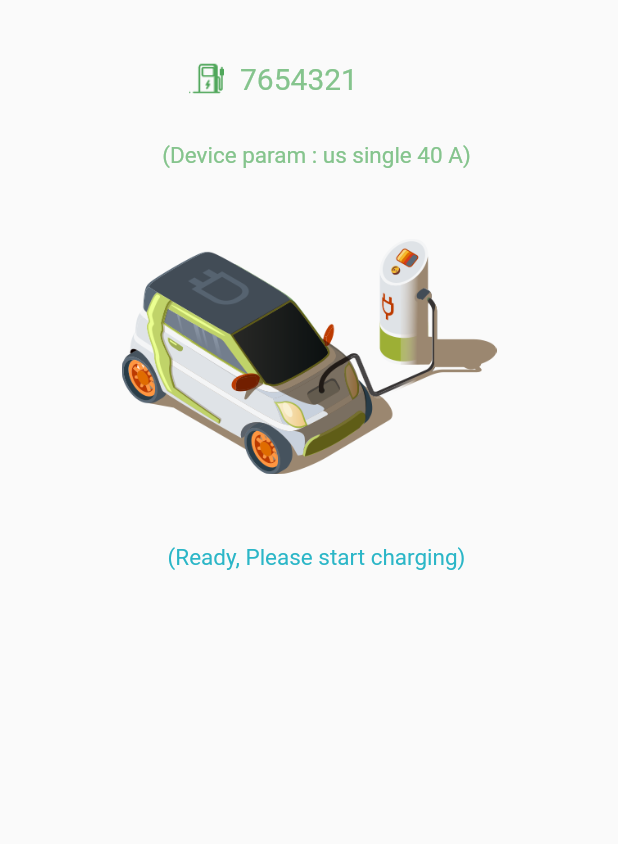
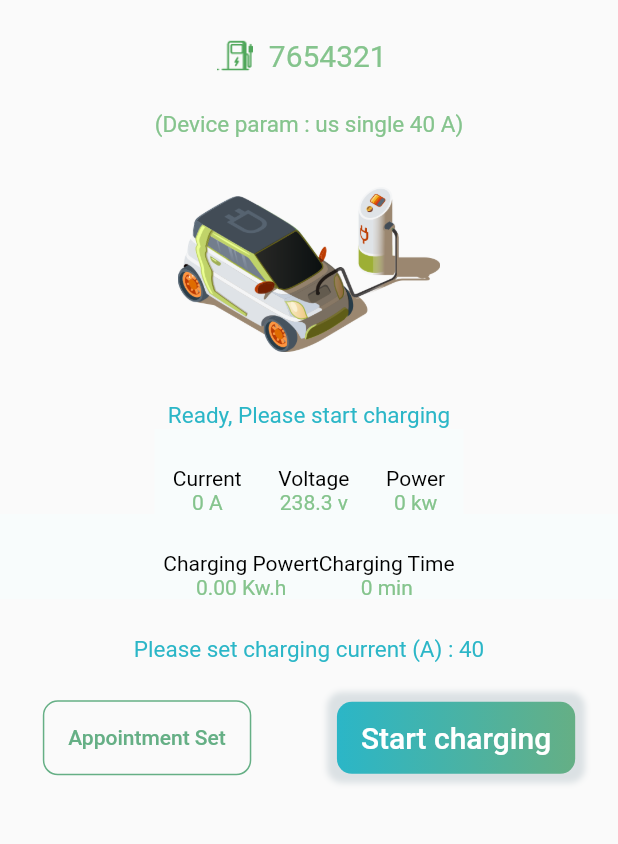
Before and after one commit to RitaFattoum99/Energy, a Flutter app: the Page4 screen opened directly, on a phone screen of 412 x 824 dp, the part 192-1036 px from its top. Run offline on Flutter 3.47's test engine with Material 2 defaults, Android fonts, the phone set to English and light mode, and no system bars; our stand-ins replace get.

Commit message:
page4: before charging

```diff
--- a/energyproject/lib/view/page4.dart
+++ b/energyproject/lib/view/page4.dart
@@ -55,8 +55,8 @@ class Page4 extends StatelessWidget {
         ),
         Padding(
           padding: EdgeInsets.only(
-            top: 40,
-            left: 125,
+            top: size.height * 0.03,
+            left: size.width * 0.35,
           ),
           child: Row(
             children: [
@@ -77,32 +77,172 @@ class Page4 extends StatelessWidget {
             ],
           ),
         ),
-        SizedBox(
-          width: 40,
-          height: 30,
-        ),
         Padding(
-          padding: EdgeInsets.only(left: 10),
+          padding: EdgeInsets.only(
+            top: size.height * 0.03,
+          ),
           child: Text(
             '(Device param : us single 40 A)',
             style: TextStyle(color: Color(0xff85C48D), fontSize: 15),
           ),
         ),
         SizedBox(
-          width: 250,
-          height: 250,
+          width: 175,
+          height: 175,
           child: Image.asset(
             'images/startcharging.png',
             scale: 0.9,
           ),
         ),
         Padding(
-          padding: EdgeInsets.only(left: 10),
+          padding: EdgeInsets.only(
+            top: size.height * 0.001,
+          ),
           child: Text(
-            '(Ready, Please start charging)',
+            'Ready, Please start charging',
             style: TextStyle(color: Color(0xff2BB6C7), fontSize: 15),
           ),
         ),
+        Container(
+          width: size.width * 0.5,
+          color: Color(0xffF8FCFC),
+          child: Padding(
+            padding: EdgeInsets.only(
+              top: size.height * 0.03,
+            ),
+            child: Row(
+                mainAxisAlignment: MainAxisAlignment.spaceAround,
+                children: [
+                  Column(
+                    // crossAxisAlignment: CrossAxisAlignment.center,
+                    children: [
+                      Text(
+                        "Current",
+                        style: TextStyle(color: Colors.black),
+                      ),
+                      Text(
+                        "0 A",
+                        style: TextStyle(color: Color(0xff85C48D)),
+                      ),
+                    ],
+                  ),
+                  Column(
+                    // crossAxisAlignment: CrossAxisAlignment.center,
+                    children: [
+                      Text(
+                        "Voltage",
+                        style: TextStyle(color: Colors.black),
+                      ),
+                      Text(
+                        "238.3 v",
+                        style: TextStyle(color: Color(0xff85C48D)),
+                      ),
+                    ],
+                  ),
+                  Column(
+                    children: [
+                      Text(
+                        "Power",
+                        style: TextStyle(color: Colors.black),
+                      ),
+                      Text(
+                        "0 kw",
+                        style: TextStyle(color: Color(0xff85C48D)),
+                      ),
+                    ],
+                  ),
+                ]),
+          ),
+        ),
+        Container(
+          color: Color(0xffF8FCFC),
+          child: Padding(
+            padding: EdgeInsets.only(
+              top: size.height * 0.03,
+            ),
+            child: Row(mainAxisAlignment: MainAxisAlignment.center, children: [
+              Column(
+                children: [
+                  Text(
+                    "Charging Powert",
+                    style: TextStyle(color: Colors.black),
+                  ),
+                  Text(
+                    "0.00 Kw.h",
+                    style: TextStyle(color: Color(0xff85C48D)),
+                  ),
+                ],
+              ),
+              Column(
+                children: [
+                  Text(
+                    "Charging Time",
+                    style: TextStyle(color: Colors.black),
+                  ),
+                  Text(
+                    "0 min",
+                    style: TextStyle(color: Color(0xff85C48D)),
+                  ),
+                ],
+              ),
+            ]),
+          ),
+        ),
+        Padding(
+          padding: EdgeInsets.only(
+            top: size.height * 0.03,
+          ),
+          child: Text(
+            'Please set charging current (A) : 40',
+            style: TextStyle(color: Color(0xff2BB6C7), fontSize: 15),
+          ),
+        ),
+        Padding(
+          padding: EdgeInsets.only(
+            top: size.height * 0.03,
+          ),
+          child: Row(
+            mainAxisAlignment: MainAxisAlignment.spaceAround,
+            children: [
+              Container(
+                decoration: BoxDecoration(
+                  border: Border.all(
+                    color: Color(0xff65AF85),
+                  ),
+                  borderRadius: BorderRadius.circular(10),
+                ),
+                child: MaterialButton(
+                    child: const Text(
+                      "Appointment Set",
+                      style: TextStyle(color: Color(0xff65AF85)),
+                    ),
+                    onPressed: () {}),
+              ),
+              Container(
+                decoration: BoxDecoration(
+                  boxShadow: [
+                    BoxShadow(
+                        color: Colors.blueGrey.withOpacity(0.2),
+                        spreadRadius: 6,
+                        blurRadius: 3)
+                  ],
+                  borderRadius: BorderRadius.circular(10),
+                  gradient: LinearGradient(
+                    begin: Alignment.centerLeft,
+                    end: Alignment.centerRight,
+                    colors: [const Color(0xff2BB6C7), const Color(0xff65AF85)],
+                  ),
+                ),
+                child: MaterialButton(
+                    child: const Text(
+                      "Start charging",
+                      style: TextStyle(color: Colors.white, fontSize: 20),
+                    ),
+                    onPressed: () {}),
+              ),
+            ],
+          ),
+        )
       ],
     ));
   }
```
